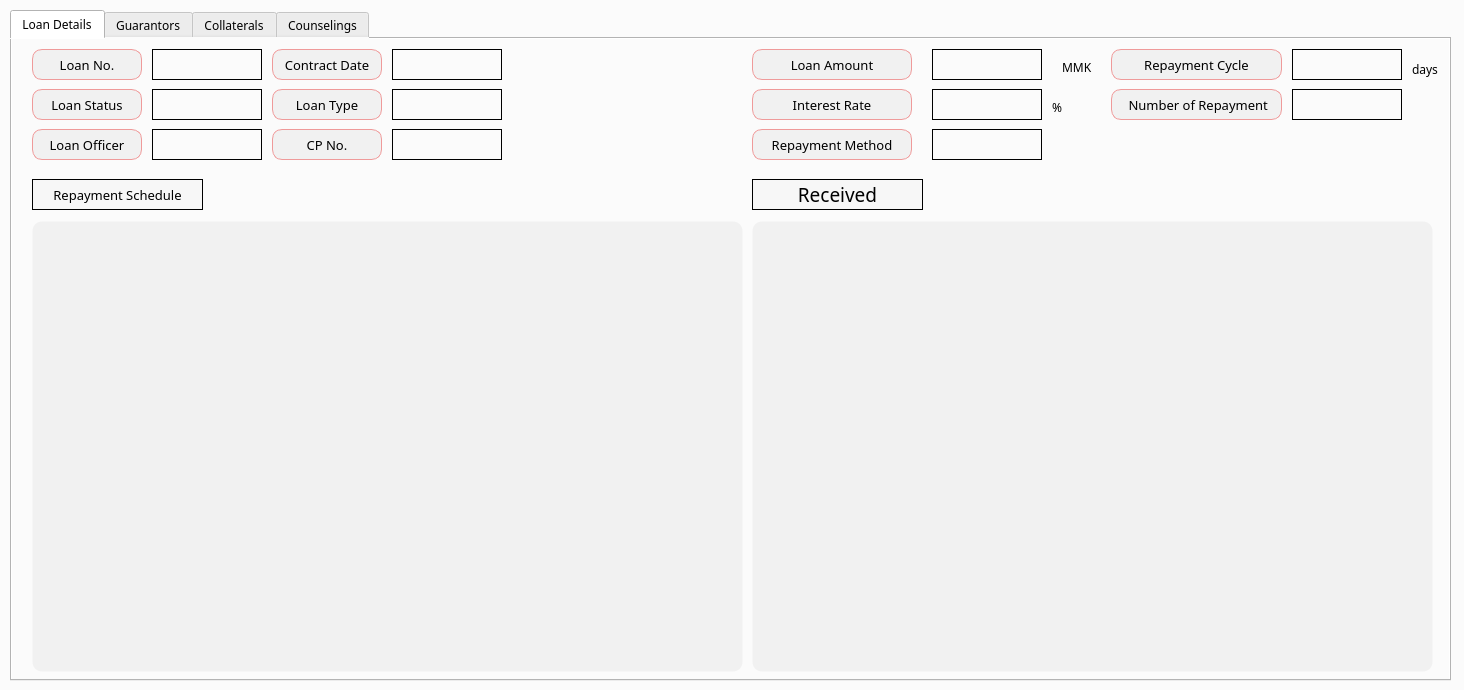
Old version of the form app/src/pages/search/loan_details.ui in the repository DY-Microfinance-Customer-Management/dymf-algorithm.
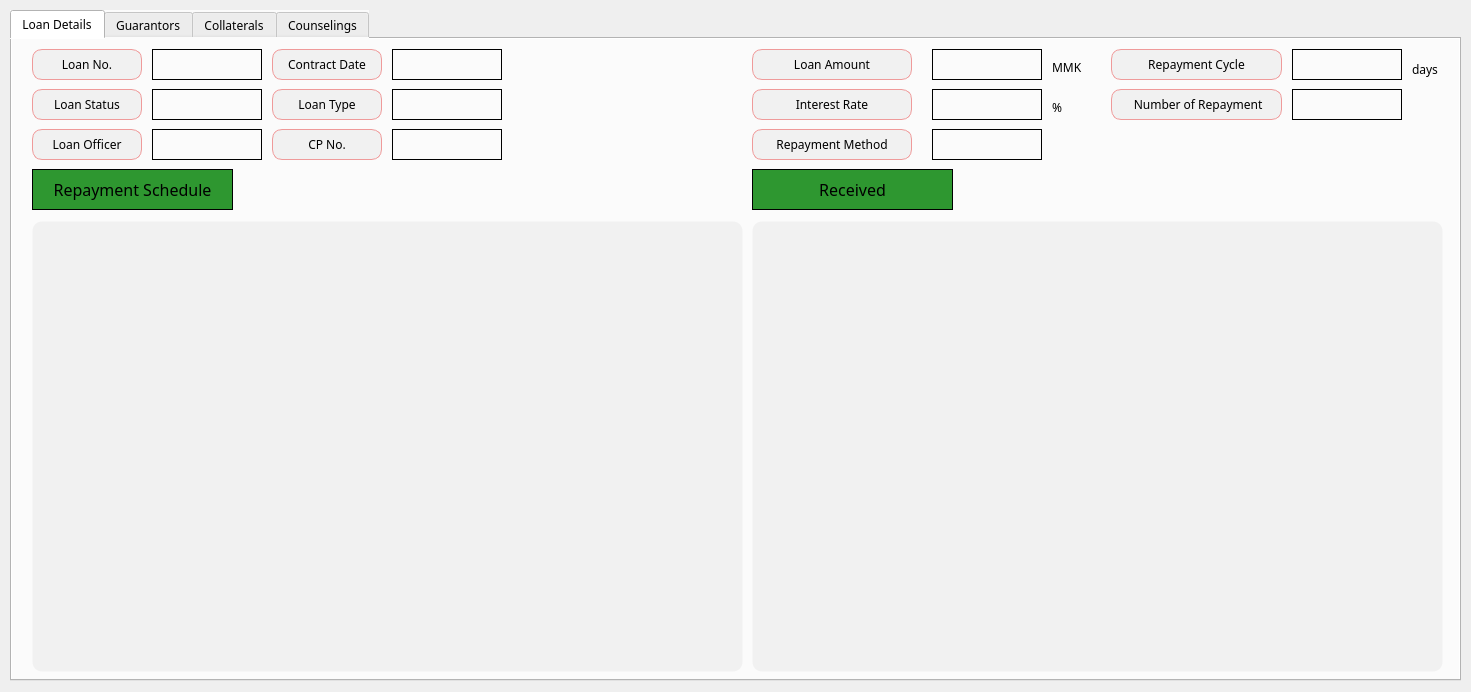
New version of the form.

The edit to the form file:
```diff
--- a/app/src/pages/search/loan_details.ui
+++ b/app/src/pages/search/loan_details.ui
@@ -6,15 +6,40 @@
    <rect>
     <x>0</x>
     <y>0</y>
-    <width>1464</width>
-    <height>690</height>
+    <width>1471</width>
+    <height>692</height>
    </rect>
   </property>
   <property name="windowTitle">
    <string>Details</string>
   </property>
   <property name="styleSheet">
-   <string notr="true">background-color: #fbfbfb;</string>
+   <string notr="true">background-color: #fbfbfb;
+
+QPushButton {
+    background-color: #0077c2;
+    color: white;
+    border: 1px solid transparent;
+    border-radius: 10px;
+    padding: 5px 10px;
+}
+
+QPushButton:hover {
+    border: 1px solid white;
+}
+
+QPushButton:pressed {
+    background-color: #005f9e;
+    padding-top: 6px;
+    padding-bottom: 4px;
+}
+
+QPushButton:disabled {
+    background-color: lightgray;
+    color: gray;
+    border: 1px solid gray;
+}
+</string>
   </property>
   <widget class="QWidget" name="centralwidget">
    <widget class="QTabWidget" name="tabWidget">
@@ -22,7 +47,7 @@
      <rect>
       <x>10</x>
       <y>10</y>
-      <width>1441</width>
+      <width>1451</width>
       <height>671</height>
      </rect>
     </property>
@@ -45,19 +70,19 @@
       <property name="geometry">
        <rect>
         <x>20</x>
-        <y>140</y>
-        <width>171</width>
-        <height>31</height>
+        <y>130</y>
+        <width>201</width>
+        <height>41</height>
        </rect>
       </property>
       <property name="font">
        <font>
         <family>Arial Black</family>
-        <pointsize>10</pointsize>
+        <pointsize>12</pointsize>
        </font>
       </property>
       <property name="styleSheet">
-       <string notr="true">background-color:rgb(247, 247, 247)</string>
+       <string notr="true">background-color: #2e9730;</string>
       </property>
       <property name="frameShape">
        <enum>QFrame::Box</enum>
@@ -94,7 +119,7 @@
        <rect>
         <x>740</x>
         <y>182</y>
-        <width>681</width>
+        <width>691</width>
         <height>451</height>
        </rect>
       </property>
@@ -113,19 +138,19 @@
       <property name="geometry">
        <rect>
         <x>740</x>
-        <y>140</y>
-        <width>171</width>
-        <height>31</height>
+        <y>130</y>
+        <width>201</width>
+        <height>41</height>
        </rect>
       </property>
       <property name="font">
        <font>
         <family>Arial Black</family>
-        <pointsize>14</pointsize>
+        <pointsize>12</pointsize>
        </font>
       </property>
       <property name="styleSheet">
-       <string notr="true">background-color:rgb(247, 247, 247)</string>
+       <string notr="true">background-color: #2e9730;</string>
       </property>
       <property name="frameShape">
        <enum>QFrame::Box</enum>
@@ -161,7 +186,7 @@
       <property name="font">
        <font>
         <family>Arial Black</family>
-        <pointsize>10</pointsize>
+        <pointsize>9</pointsize>
        </font>
       </property>
       <property name="styleSheet">
@@ -297,7 +322,7 @@
       <property name="font">
        <font>
         <family>Arial Black</family>
-        <pointsize>10</pointsize>
+        <pointsize>9</pointsize>
        </font>
       </property>
       <property name="styleSheet">
@@ -386,7 +411,7 @@
       <property name="font">
        <font>
         <family>Arial Black</family>
-        <pointsize>10</pointsize>
+        <pointsize>9</pointsize>
        </font>
       </property>
       <property name="styleSheet">
@@ -475,7 +500,7 @@
       <property name="font">
        <font>
         <family>Arial Black</family>
-        <pointsize>10</pointsize>
+        <pointsize>9</pointsize>
        </font>
       </property>
       <property name="styleSheet">
@@ -517,7 +542,7 @@
       <property name="font">
        <font>
         <family>Arial Black</family>
-        <pointsize>10</pointsize>
+        <pointsize>9</pointsize>
        </font>
       </property>
       <property name="styleSheet">
@@ -559,7 +584,7 @@
       <property name="font">
        <font>
         <family>Arial Black</family>
-        <pointsize>10</pointsize>
+        <pointsize>9</pointsize>
        </font>
       </property>
       <property name="styleSheet">
@@ -648,7 +673,7 @@
       <property name="font">
        <font>
         <family>Arial Black</family>
-        <pointsize>10</pointsize>
+        <pointsize>9</pointsize>
        </font>
       </property>
       <property name="styleSheet">
@@ -690,7 +715,7 @@
       <property name="font">
        <font>
         <family>Arial Black</family>
-        <pointsize>10</pointsize>
+        <pointsize>9</pointsize>
        </font>
       </property>
       <property name="styleSheet">
@@ -711,7 +736,7 @@
      <widget class="QLabel" name="label_71">
       <property name="geometry">
        <rect>
-        <x>1050</x>
+        <x>1040</x>
         <y>20</y>
         <width>41</width>
         <height>16</height>
@@ -778,7 +803,7 @@
        <rect>
         <x>1400</x>
         <y>20</y>
-        <width>31</width>
+        <width>41</width>
         <height>20</height>
        </rect>
       </property>
@@ -909,7 +934,7 @@
       <property name="font">
        <font>
         <family>Arial Black</family>
-        <pointsize>10</pointsize>
+        <pointsize>9</pointsize>
        </font>
       </property>
       <property name="styleSheet">
@@ -1045,7 +1070,7 @@
       <property name="font">
        <font>
         <family>Arial Black</family>
-        <pointsize>10</pointsize>
+        <pointsize>9</pointsize>
        </font>
       </property>
       <property name="styleSheet">
@@ -1105,7 +1130,7 @@
       <property name="font">
        <font>
         <family>Arial Black</family>
-        <pointsize>10</pointsize>
+        <pointsize>9</pointsize>
        </font>
       </property>
       <property name="styleSheet">
```
Left out of the diff: 36 changed lines with no effect on the pictures.
